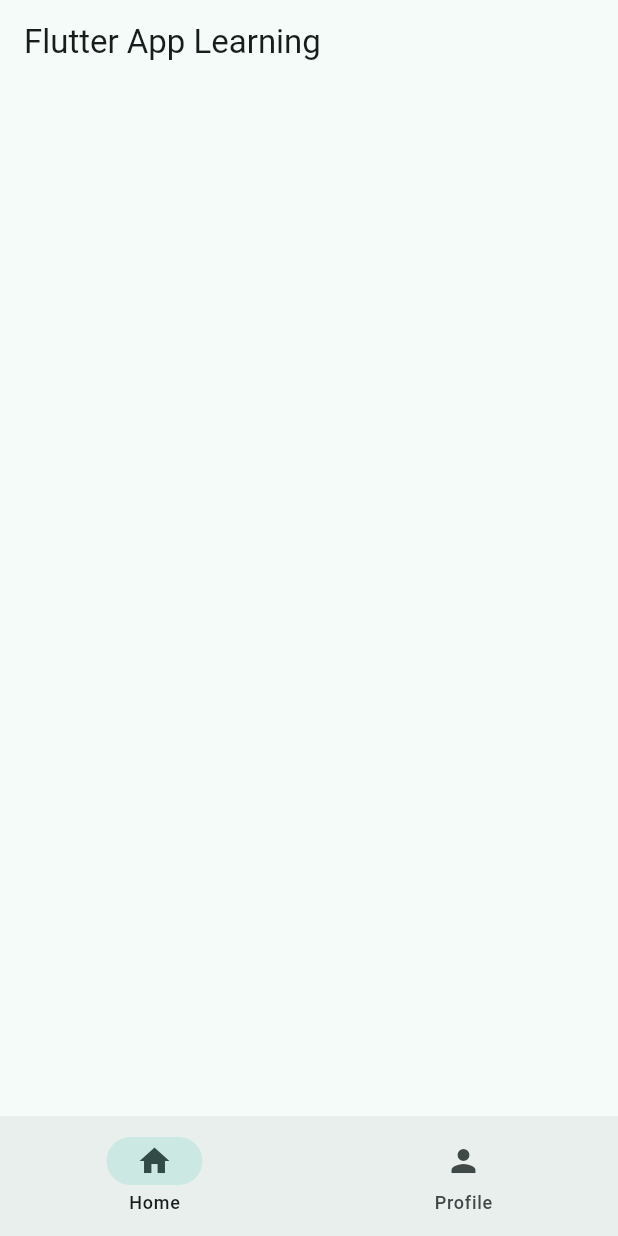
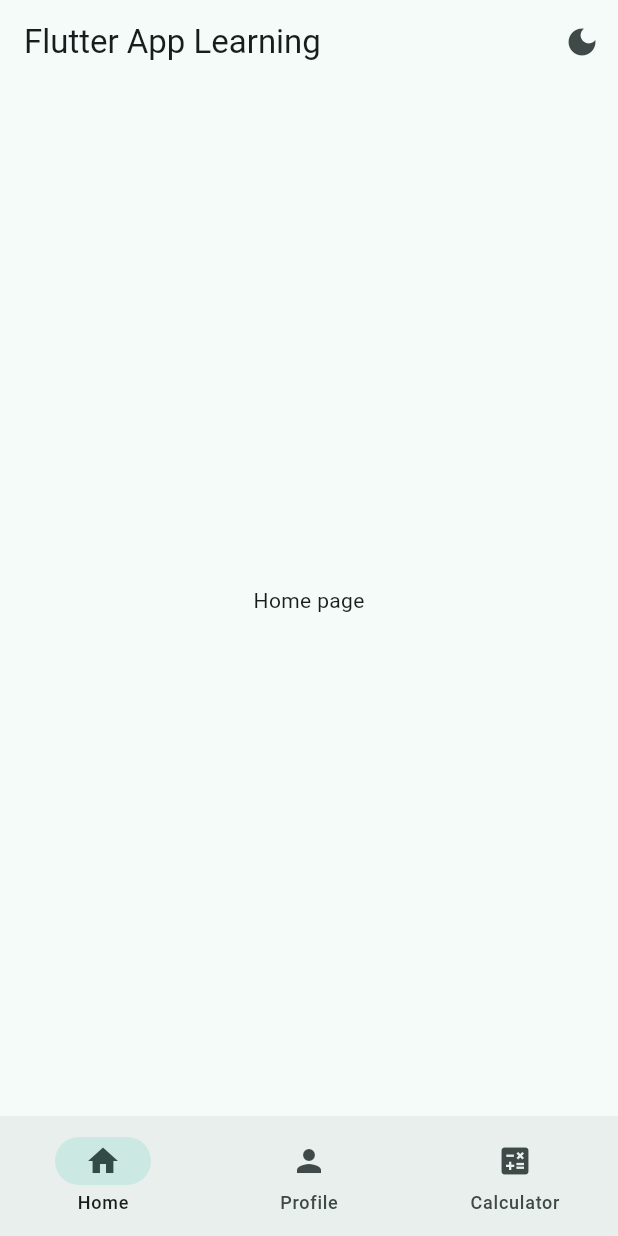
Before and after one commit to Vinaypartap-Singh/flutter-serious, a Flutter app: the screen it shows after launch, on a phone screen of 412 x 824 dp. Run offline on Flutter 3.47's test engine with Material 3 defaults, Android fonts, the phone set to English and light mode, and no system bars.

Commit message:
Flutter Minor Ui

```diff
--- /dev/null
+++ b/lib/data/notifiers.dart
@@ -0,0 +1,4 @@
+import 'package:flutter/widgets.dart';
+
+ValueNotifier<int> selectedPageIndex = ValueNotifier(0);
+ValueNotifier<bool> isDarkModeNotifier = ValueNotifier(false);
--- a/lib/main.dart
+++ b/lib/main.dart
@@ -1,4 +1,6 @@
 import 'package:flutter/material.dart';
+import 'package:flutter_app/data/notifiers.dart';
+import 'package:flutter_app/views/widget_tree.dart';
 
 void main() {
   runApp(MyApp());
@@ -14,20 +16,20 @@ class MyApp extends StatefulWidget {
 class _MyAppState extends State<MyApp> {
   @override
   Widget build(BuildContext context) {
-    return MaterialApp(
-      debugShowCheckedModeBanner: false,
-      theme: ThemeData(
-        colorScheme: ColorScheme.fromSeed(seedColor: Colors.teal),
-      ),
-      home: Scaffold(
-        appBar: AppBar(title: Text("Flutter App Learning")),
-        bottomNavigationBar: NavigationBar(
-          destinations: [
-            NavigationDestination(icon: Icon(Icons.home), label: "Home"),
-            NavigationDestination(icon: Icon(Icons.person), label: "Profile"),
-          ],
-        ),
-      ),
+    return ValueListenableBuilder(
+      valueListenable: isDarkModeNotifier,
+      builder: (context, isDarkMode, child) {
+        return MaterialApp(
+          debugShowCheckedModeBanner: false,
+          theme: ThemeData(
+            colorScheme: ColorScheme.fromSeed(
+              seedColor: Colors.teal,
+              brightness: isDarkMode ? Brightness.dark : Brightness.light,
+            ),
+          ),
+          home: WidgetTree(),
+        );
+      },
     );
   }
 }
--- /dev/null
+++ b/lib/views/pages/home_page.dart
@@ -0,0 +1,10 @@
+import 'package:flutter/material.dart';
+
+class HomePage extends StatelessWidget {
+  const HomePage({super.key});
+
+  @override
+  Widget build(BuildContext context) {
+    return Center(child: Text("Home page"));
+  }
+}
--- /dev/null
+++ b/lib/views/widget_tree.dart
@@ -0,0 +1,41 @@
+import "package:flutter/material.dart";
+import "package:flutter_app/data/notifiers.dart";
+import "package:flutter_app/views/pages/calculator_widget.dart";
+import "package:flutter_app/views/pages/home_page.dart";
+import "package:flutter_app/views/pages/profile_page.dart";
+import "package:flutter_app/views/widgets/navbar_widget.dart";
+
+List<Widget> pages = [HomePage(), ProfilePage(), CalculatorWidget()];
+
+class WidgetTree extends StatelessWidget {
+  const WidgetTree({super.key});
+
+  @override
+  Widget build(BuildContext context) {
+    return Scaffold(
+      appBar: AppBar(
+        title: Text("Flutter App Learning"),
+        actions: [
+          IconButton(
+            onPressed: () {
+              isDarkModeNotifier.value = !isDarkModeNotifier.value;
+            },
+            icon: ValueListenableBuilder(
+              valueListenable: isDarkModeNotifier,
+              builder: (context, isDarkMode, child) {
+                return Icon(isDarkMode ? Icons.light : Icons.dark_mode);
+              },
+            ),
+          ),
+        ],
+      ),
+      body: ValueListenableBuilder(
+        valueListenable: selectedPageIndex,
+        builder: (context, value, child) {
+          return pages.elementAt(selectedPageIndex.value);
+        },
+      ),
+      bottomNavigationBar: NavbarWidget(),
+    );
+  }
+}
--- /dev/null
+++ b/lib/views/widgets/navbar_widget.dart
@@ -0,0 +1,36 @@
+import "package:flutter/material.dart";
+import "package:flutter_app/data/notifiers.dart";
+
+class NavbarWidget extends StatefulWidget {
+  const NavbarWidget({super.key});
+
+  @override
+  State<NavbarWidget> createState() => _NavbarWidgetState();
+}
+
+class _NavbarWidgetState extends State<NavbarWidget> {
+  @override
+  Widget build(BuildContext context) {
+    return ValueListenableBuilder(
+      valueListenable: selectedPageIndex,
+      builder: (context, value, child) {
+        return NavigationBar(
+          destinations: [
+            NavigationDestination(icon: Icon(Icons.home), label: "Home"),
+            NavigationDestination(icon: Icon(Icons.person), label: "Profile"),
+            NavigationDestination(
+              icon: Icon(Icons.calculate),
+              label: "Calculator",
+            ),
+          ],
+          onDestinationSelected: (value) {
+            setState(() {
+              selectedPageIndex.value = value;
+            });
+          },
+          selectedIndex: selectedPageIndex.value,
+        );
+      },
+    );
+  }
+}
```
Also changed, not shown: lib/views/pages/calculator_widget.dart (added, +82 -0 lines), lib/views/pages/profile_page.dart (added, +10 -0 lines).
